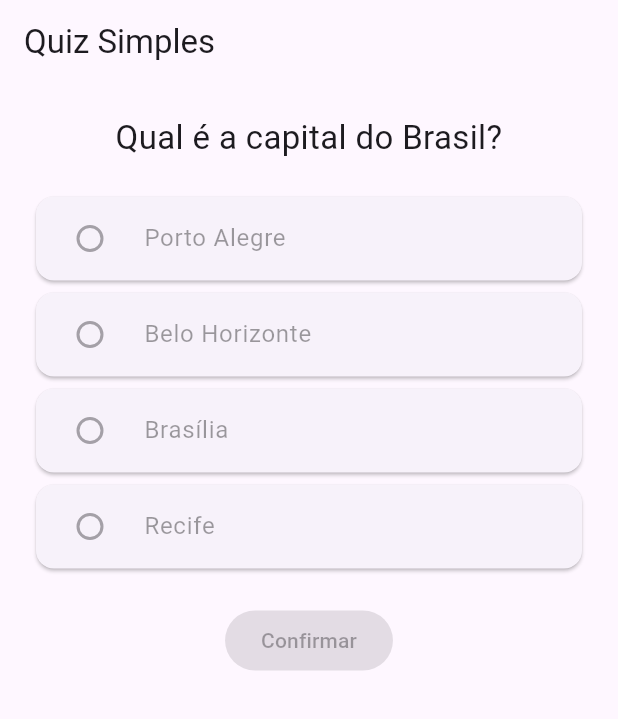
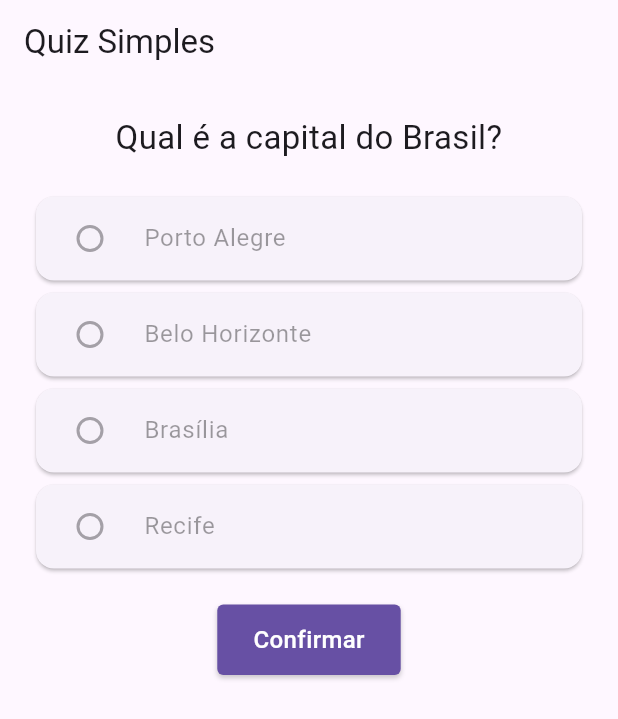
Before and after one commit to Kauam7/projeto923, a Flutter app: the screen it shows after launch, on a phone screen of 412 x 824 dp. Shown: the top 719 px of the screen. Run offline on Flutter 3.47's test engine with Material 3 defaults, Android fonts, the phone set to English and light mode, and no system bars.

Commit message:
Update Quiz.dart

```diff
--- a/lib/Quiz.dart
+++ b/lib/Quiz.dart
@@ -5,7 +5,6 @@ void main() {
 }
 
 class QuizApp extends StatelessWidget {
-  @override
   Widget build(BuildContext context) {
     return MaterialApp(
       title: 'Quiz Simples',
@@ -16,16 +15,14 @@ class QuizApp extends StatelessWidget {
 }
 
 class QuizScreen extends StatelessWidget {
-  // Definindo a pergunta e as alternativas
   final String question = "Qual é a capital do Brasil?";
   final List<String> alternatives = [
     "Porto Alegre",
     "Belo Horizonte",
-    "Brasília", // resposta correta
+    "Brasília",
     "Recife",
   ];
 
-  @override
   Widget build(BuildContext context) {
     return Scaffold(
       appBar: AppBar(title: Text("Quiz Simples")),
@@ -33,38 +30,48 @@ class QuizScreen extends StatelessWidget {
         padding: const EdgeInsets.all(20.0),
         child: Column(
           children: [
-            // Exibição da pergunta
             Text(
               question,
               style: TextStyle(fontSize: 22),
               textAlign: TextAlign.center,
             ),
             SizedBox(height: 20),
-            // Exibição das alternativas usando RadioListTile sem funcionalidade
             Column(
               children: List.generate(alternatives.length, (index) {
                 return Card(
                   child: RadioListTile<int>(
                     value: index,
-                    groupValue: null, // Nenhuma alternativa selecionada
-                    onChanged: null, // Sem ação ao tocar
+                    groupValue: null,
+                    onChanged: null,
                     title: Text(alternatives[index]),
                   ),
                 );
               }),
             ),
-            SizedBox(height: 20),
-            // Botão "Confirmar" com aparência, mas sem funcionalidade
-            ElevatedButton(
-              onPressed: null, // Botão desabilitado, sem ação
-              child: Text("Confirmar"),
-            ),
-            SizedBox(height: 20),
-            // Espaço para exibição de resultado (neste caso, vazio)
-            Text(
-              "",
-              style: TextStyle(fontSize: 20, fontWeight: FontWeight.bold),
-            ),
+           SizedBox(height: 20),
+Container(
+  padding: EdgeInsets.symmetric(vertical: 12, horizontal: 24),
+  decoration: BoxDecoration(
+    color: Theme.of(context).colorScheme.primary,
+    borderRadius: BorderRadius.circular(4),
+    boxShadow: [
+      BoxShadow(
+        color: Colors.black.withOpacity(0.2),
+        blurRadius: 2,
+        offset: Offset(0, 2),
+      ),
+    ],
+  ),
+  child: Text(
+    "Confirmar",
+    style: TextStyle(
+      color: Colors.white,
+      fontSize: 16,
+      fontWeight: FontWeight.w500,
+    ),
+  ),
+),
+SizedBox(height: 20),
           ],
         ),
       ),
```
